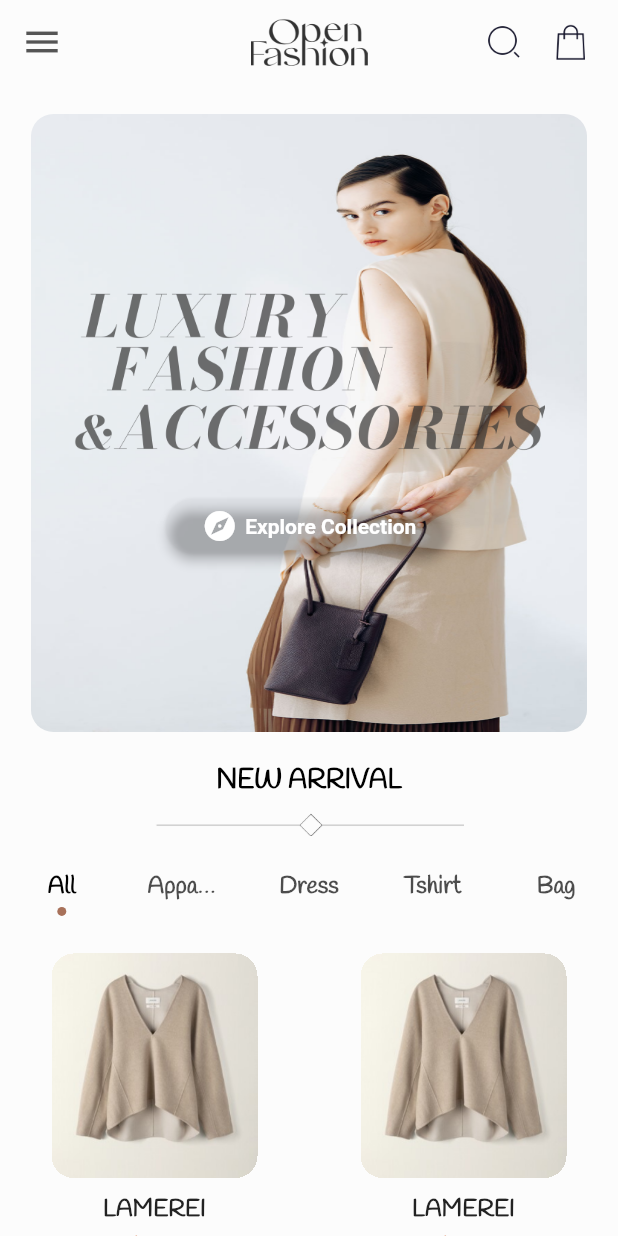
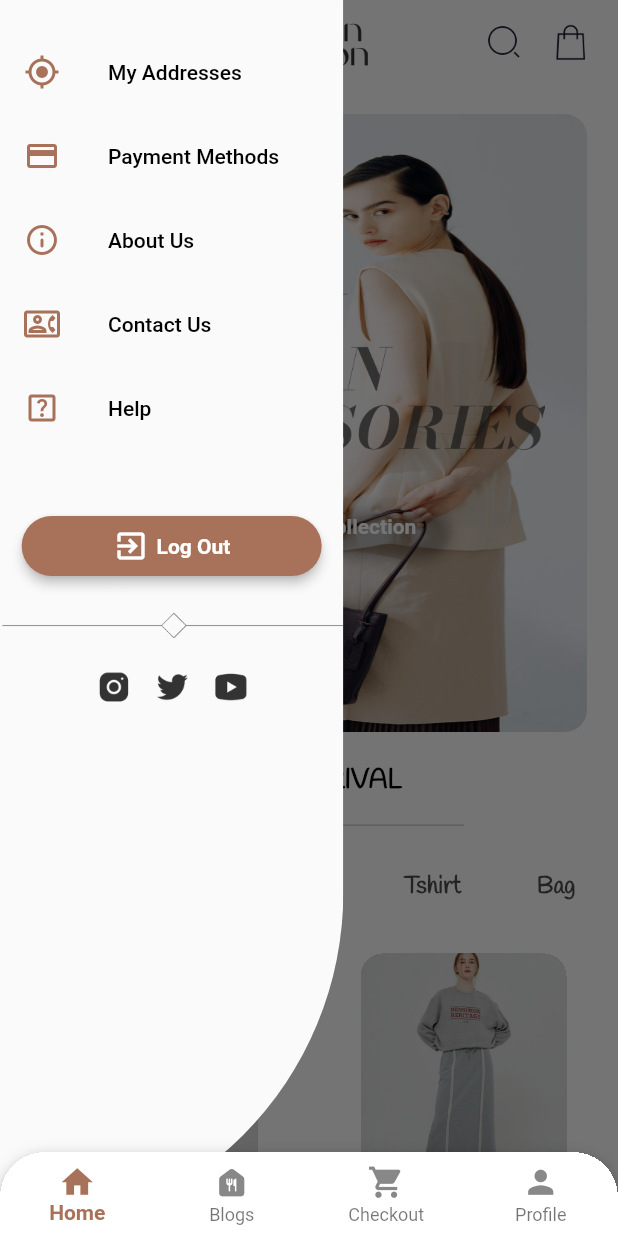
Before and after one commit to gorkemtoprak/OpenFashionApp, a Flutter app: the screen it shows after launch, with the side drawer open (before the commit the screen has no drawer), on a phone screen of 412 x 824 dp. Run offline on Flutter 3.47's test engine with Material 2 defaults, Android fonts, the phone set to English and light mode, and no system bars; drawn by our look-alikes of carousel_slider; our stand-ins replace auto_route, expandable, tab_indicator_styler.

Commit message:
ADD: Autoroute and drawer added

```diff
--- /dev/null
+++ b/lib/core/navigation/router.dart
@@ -0,0 +1,25 @@
+import 'package:auto_route/auto_route.dart';
+import 'package:open_fashion_app/views/blog/blog_view.dart';
+import 'package:open_fashion_app/views/checkout/checkout_view.dart';
+
+import '../../main_view.dart';
+import '../../views/home/home_view.dart';
+
+@MaterialAutoRouter(
+  replaceInRouteName: 'View,Route',
+  routes: <AutoRoute>[
+    AutoRoute(
+      page: MainView,
+      name: 'main',
+      path: '/main',
+      initial: true,
+      children: [
+        RedirectRoute(path: '', redirectTo: 'home'),
+        AutoRoute(initial: true, page: HomeView, name: 'home', path: 'home'),
+        AutoRoute(page: BlogView, name: 'blogs', path: 'blogs'),
+        AutoRoute(page: CheckoutView, name: 'checkOut', path: 'checkOut'),
+      ],
+    ),
+  ],
+)
+class $AppRouter {}
--- a/lib/core/utils/datas.dart
+++ b/lib/core/utils/datas.dart
@@ -109,3 +109,10 @@ final List<String> homeBanner = [
   'assets/header_onboarding/headerThree.jpg',
   'assets/header_onboarding/headerFour.jpg',
 ];
+
+final List<String> homeNewArrival = [
+  'assets/new_arrival/newOne.png',
+  'assets/new_arrival/newTwo.png',
+  'assets/new_arrival/newThree.png',
+  'assets/new_arrival/newFour.png',
+];
--- a/lib/main.dart
+++ b/lib/main.dart
@@ -1,23 +1,27 @@
 import 'package:flutter/material.dart';
 import 'package:open_fashion_app/views/home/home_view.dart';
-import 'package:open_fashion_app/views/products/products_view.dart';
+
+import 'core/navigation/router.gr.dart';
 
 void main() {
-  runApp(const MyApp());
+  runApp(MyApp());
 }
 
 class MyApp extends StatelessWidget {
-  const MyApp({Key? key}) : super(key: key);
+  MyApp({Key? key}) : super(key: key);
+
+  final _appRouter = AppRouter();
 
   @override
   Widget build(BuildContext context) {
-    return MaterialApp(
+    return MaterialApp.router(
+      routerDelegate: _appRouter.delegate(),
+      routeInformationParser: _appRouter.defaultRouteParser(),
       title: 'OpenFashion',
       debugShowCheckedModeBanner: false,
       theme: ThemeData(
         primarySwatch: Colors.blue,
       ),
-      home: const HomeView(),
     );
   }
 }
--- /dev/null
+++ b/lib/main_view.dart
@@ -0,0 +1,108 @@
+import 'package:auto_route/auto_route.dart';
+import 'package:flutter/material.dart';
+
+import 'core/navigation/router.gr.dart';
+import 'core/utils/constants.dart';
+
+class MainView extends StatelessWidget {
+  const MainView({Key? key}) : super(key: key);
+
+  @override
+  Widget build(BuildContext context) {
+    return AutoTabsRouter(
+      routes: const [
+        Home(),
+        Blogs(),
+        CheckOut(),
+      ],
+      builder: (context, child, animation) {
+        final tabsRouter = AutoTabsRouter.of(context);
+        return Scaffold(
+          extendBody: true,
+          body: FadeTransition(
+            opacity: animation,
+            child: child,
+          ),
+          backgroundColor: Colors.white,
+          bottomNavigationBar: Container(
+            clipBehavior: Clip.hardEdge,
+            decoration: BoxDecoration(
+              boxShadow: kElevationToShadow[3],
+              borderRadius: const BorderRadius.only(
+                topRight: Radius.circular(30),
+                topLeft: Radius.circular(30),
+              ),
+            ),
+            child: BottomNavigationBar(
+              type: BottomNavigationBarType.fixed,
+              backgroundColor: Colors.white,
+              selectedItemColor: Constants.primaryColor,
+              selectedLabelStyle: const TextStyle(
+                fontWeight: FontWeight.w600,
+              ),
+              elevation: 5,
+              currentIndex: tabsRouter.activeIndex,
+              onTap: (index) {
+                tabsRouter.setActiveIndex(index);
+              },
+              items: const [
+                BottomNavigationBarItem(
+                  activeIcon: Icon(
+                    Icons.home,
+                    size: 25,
+                    color: Constants.primaryColor,
+                  ),
+                  icon: Icon(
+                    Icons.home,
+                    size: 25,
+                    color: Constants.placeholderColor,
+                  ),
+                  label: 'Home',
+                ),
+                BottomNavigationBarItem(
+                  activeIcon: Icon(
+                    Icons.food_bank_rounded,
+                    size: 25,
+                    color: Constants.secondaryColor,
+                  ),
+                  icon: Icon(
+                    Icons.food_bank_rounded,
+                    size: 25,
+                    color: Constants.placeholderColor,
+                  ),
+                  label: 'Blogs',
+                ),
+                BottomNavigationBarItem(
+                  activeIcon: Icon(
+                    Icons.shopping_cart,
+                    size: 25,
+                    color: Constants.secondaryColor,
+                  ),
+                  icon: Icon(
+                    Icons.shopping_cart,
+                    size: 25,
+                    color: Constants.placeholderColor,
+                  ),
+                  label: 'Checkout',
+                ),
+                BottomNavigationBarItem(
+                  activeIcon: Icon(
+                    Icons.person,
+                    size: 25,
+                    color: Constants.primaryColor,
+                  ),
+                  icon: Icon(
+                    Icons.person,
+                    size: 25,
+                    color: Constants.placeholderColor,
+                  ),
+                  label: 'Profile',
+                ),
+              ],
+            ),
+          ),
+        );
+      },
+    );
+  }
+}
--- /dev/null
+++ b/lib/shared/drawer.dart
@@ -0,0 +1,111 @@
+import 'package:flutter/material.dart';
+import 'package:open_fashion_app/views/home/widgets/extra_info_text_widget.dart';
+
+import '../core/utils/constants.dart';
+import 'custom_elevated_button.dart';
+
+class NavigationDrawerWidget extends StatelessWidget {
+  const NavigationDrawerWidget({
+    Key? key,
+  }) : super(key: key);
+
+  @override
+  Widget build(BuildContext context) {
+    return ClipRRect(
+      borderRadius: const BorderRadius.only(
+        bottomRight: Radius.circular(300),
+      ),
+      child: SizedBox(
+        width: screenWidth(context) / 1.80,
+        child: Drawer(
+          elevation: 2,
+          child: ListView(
+            physics: const NeverScrollableScrollPhysics(),
+            children: [
+              const SizedBox(height: 20),
+              buildMenuItem(
+                text: 'My Addresses',
+                icon: Icons.my_location_outlined,
+                onClicked: () {},
+              ),
+              buildMenuItem(
+                text: 'Payment Methods',
+                icon: Icons.credit_card,
+                onClicked: () {},
+              ),
+              buildMenuItem(
+                text: 'About Us',
+                icon: Icons.info_outline_rounded,
+                onClicked: () {},
+              ),
+              buildMenuItem(
+                text: 'Contact Us',
+                icon: Icons.quick_contacts_dialer_outlined,
+                onClicked: () {},
+              ),
+              buildMenuItem(
+                text: 'Help',
+                icon: Icons.help_center_outlined,
+                onClicked: () {},
+              ),
+              const SizedBox(height: 40),
+              Column(
+                crossAxisAlignment: CrossAxisAlignment.center,
+                mainAxisSize: MainAxisSize.max,
+                mainAxisAlignment: MainAxisAlignment.end,
+                children: [
+                  CustomElevatedButton(
+                    onTap: () {},
+                    color: Constants.primaryColor,
+                    title: 'Log Out',
+                    titleColor: Colors.white,
+                    iconData: Icons.exit_to_app_outlined,
+                    height: 40,
+                    width: 200,
+                  ),
+                ],
+              ),
+              const SizedBox(height: 20),
+              customLine(context),
+              const SizedBox(height: 20),
+              Row(
+                mainAxisAlignment: MainAxisAlignment.center,
+                children: [
+                  Constants.instagram,
+                  const SizedBox(width: 15),
+                  Constants.twitter,
+                  const SizedBox(width: 15),
+                  Constants.youtube,
+                ],
+              ),
+            ],
+          ),
+        ),
+      ),
+    );
+  }
+}
+
+Widget buildMenuItem({
+  required String text,
+  required IconData icon,
+  VoidCallback? onClicked,
+}) {
+  const color = Colors.black;
+  const hoverColor = Colors.black;
+
+  return ListTile(
+    leading: Icon(
+      icon,
+      color: Constants.primaryColor,
+    ),
+    title: Text(
+      text,
+      style: const TextStyle(
+        color: color,
+      ),
+    ),
+    hoverColor: hoverColor,
+    onTap: onClicked,
+  );
+}
--- a/lib/views/home/home_view.dart
+++ b/lib/views/home/home_view.dart
@@ -1,5 +1,6 @@
 import 'package:flutter/material.dart';
 import 'package:open_fashion_app/core/utils/constants.dart';
+import 'package:open_fashion_app/shared/drawer.dart';
 
 import '../../shared/custom_app_bar.dart';
 import 'widgets/bottom_part_widget.dart';
@@ -14,6 +15,7 @@ class HomeView extends StatelessWidget {
     return Scaffold(
       key: scaffoldKey,
       appBar: customAppBar(scaffoldKey),
+      drawer: const NavigationDrawerWidget(),
       backgroundColor: Constants.offWhiteColor,
       body: SingleChildScrollView(
         child: Column(
@@ -22,6 +24,7 @@ class HomeView extends StatelessWidget {
             CarouselSliderWidget(),
             SizedBox(height: 20),
             BottomPartWidget(),
+            SizedBox(height: 80),
           ],
         ),
       ),
--- a/lib/views/home/widgets/all_products_grid_widget.dart
+++ b/lib/views/home/widgets/all_products_grid_widget.dart
@@ -16,7 +16,7 @@ class AllProductsGridWidget extends StatelessWidget {
         mainAxisExtent: 230,
       ),
       physics: const NeverScrollableScrollPhysics(),
-      itemCount: 4,
+      itemCount: homeNewArrival.length,
       itemBuilder: (BuildContext context, int index) {
         return Column(
           children: [
@@ -24,7 +24,7 @@ class AllProductsGridWidget extends StatelessWidget {
               clipBehavior: Clip.hardEdge,
               borderRadius: const BorderRadius.all(Radius.circular(15)),
               child: Image.asset(
-                products[0].productImage!,
+                homeNewArrival[index],
                 height: screenHeight(context) / 5.5,
                 width: screenWidth(context) / 3,
                 fit: BoxFit.cover,
```
Also changed, not shown: pubspec.yaml (+6 -1 lines), lib/core/navigation/router.gr.dart (added), pubspec.lock, 1 other file.
